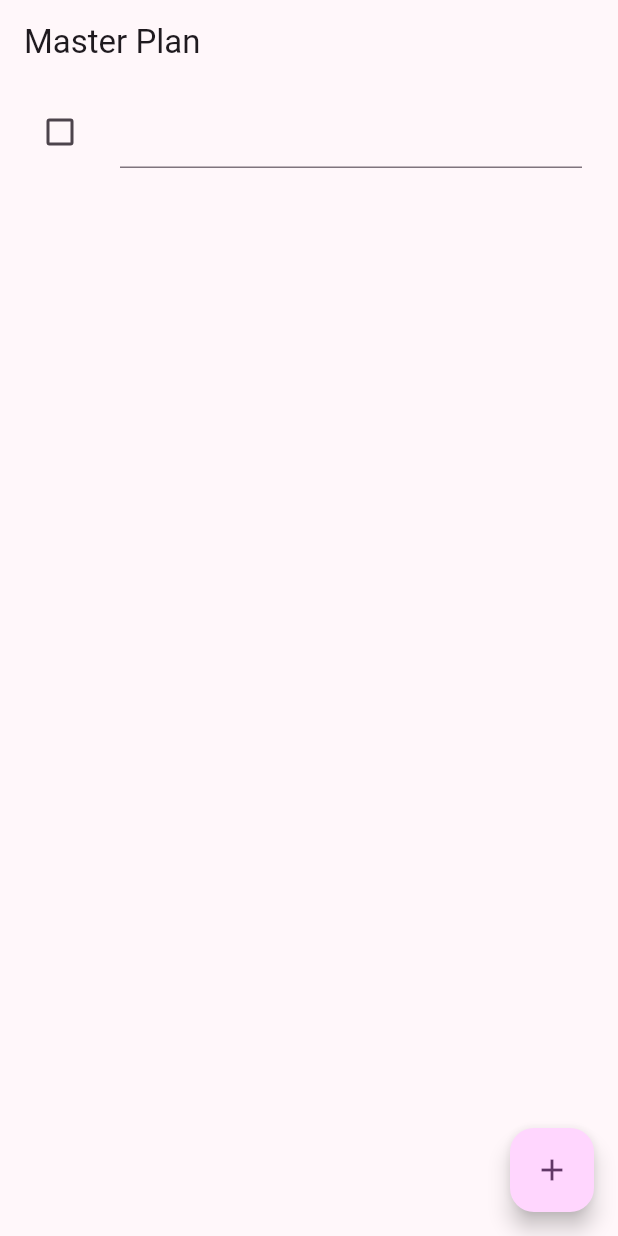
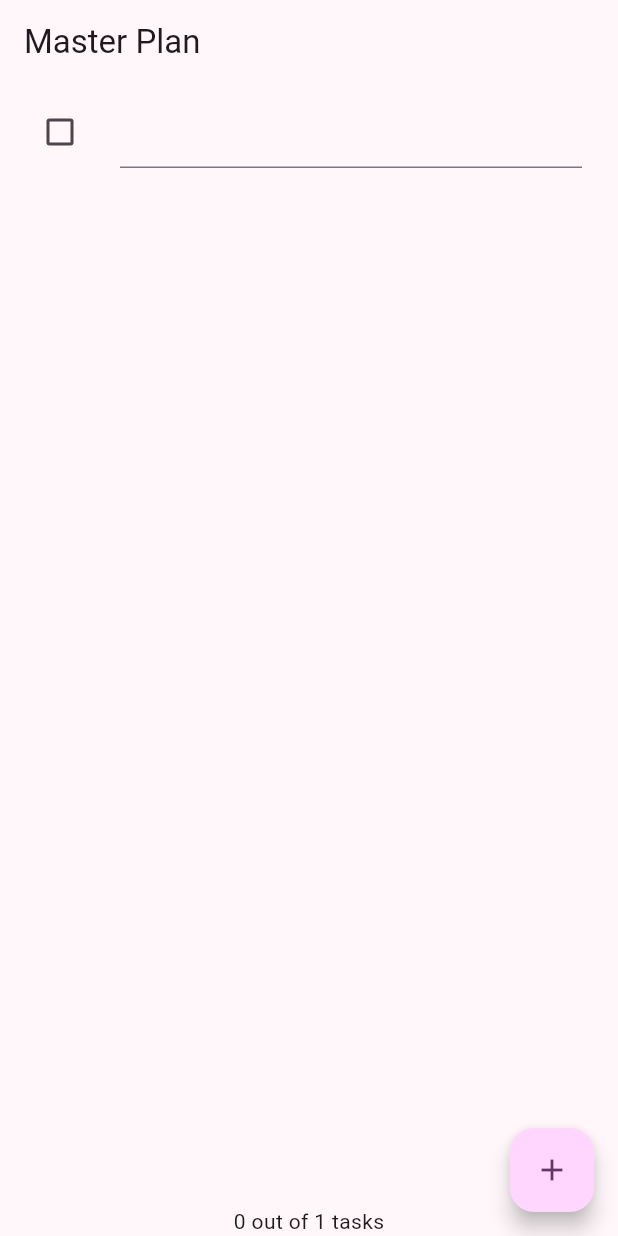
Before and after one commit to thisfren/Flutter-Cookbook, a Flutter app: the screen it shows after launch, after a tap on the "add" icon, on a phone screen of 412 x 824 dp. Run offline on Flutter 3.47's test engine with Material 3 defaults, Android fonts, the phone set to English and light mode, and no system bars; our stand-ins replace google_fonts.

```diff
--- a/Ch. 6/master_plan/lib/main.dart
+++ b/Ch. 6/master_plan/lib/main.dart
@@ -2,6 +2,7 @@
 
 import 'package:flutter/material.dart' show BuildContext, ColorScheme, Colors, MaterialApp, StatelessWidget, ThemeData, Widget, runApp;
 
+import 'package:master_plan/plan_provider.dart';
 import './views/plan_screen.dart';
 
 
@@ -15,7 +16,8 @@ class MasterPlanApp extends StatelessWidget {
   Widget build(BuildContext context) {
     return MaterialApp(
       theme: ThemeData(colorScheme: ColorScheme.fromSeed(seedColor: Colors.purple), useMaterial3: true),
-      home: PlanScreen()
+      // home: PlanScreen()
+      home: PlanProvider(child: PlanScreen())
     );
   }
 }
--- a/Ch. 6/master_plan/lib/models/plan.dart
+++ b/Ch. 6/master_plan/lib/models/plan.dart
@@ -8,4 +8,11 @@ import './task.dart';
 class Plan {
   String name = '';
   final List<Task> tasks = [];
+
+  int get completeCount => tasks
+    .where((task) => task.complete)
+    .length;
+
+  String get completenessMessage =>
+    '$completeCount out of ${tasks.length} tasks';
 }
--- /dev/null
+++ b/Ch. 6/master_plan/lib/plan_provider.dart
@@ -0,0 +1,55 @@
+// lib/plan_provider.dart
+/*
+ * Create a new file called plan_provider.dart for storing our plans.
+ * Place this file in the root of the project's lib directory.
+ * This widget extends InheritedWidget.
+ */
+
+import 'package:flutter/material.dart' show BuildContext, InheritedWidget, Widget;
+
+import './models/data_layer.dart';
+
+
+/*
+InheritedWidgets are some of the most fascinating widgets in the whole Flutter framework.
+Their job isn't to render anything on the screen, but to pass data down to lower widgets in the tree.
+Just like any other widget in Flutter, InheritedWidgets can also have child widgets.
+*/
+class PlanProvider extends InheritedWidget {
+  final plan = Plan(); // First, we define an object that will store the plans
+
+  /*
+  Then, we define a default unnamed constructor, which takes in a key and a child, and passes them to the superclass (super).
+  */
+  PlanProvider({
+    super.key,
+    required Widget child
+  }) : super(child: child);
+
+  /*
+  InheritedWidget is an abstract class, so you must implement the updateShouldNotify method.
+  Flutter calls this method whenever the widget is rebuilt.
+  In the updateShouldNotify method, you can look at the content of the old widget and determine if the child widgets need to be notified that the data has changed.
+  In our case, we just return false and opt-out of this functionality.
+  In most cases, it is rather unlikely that you need this method to return true.
+  */
+  @override
+  bool updateShouldNotify(InheritedWidget oldWidget) => false;
+
+  /*
+  To make the data accessible from anywhere in the app, we need to create our first of-context method.
+  */
+  static Plan? of(BuildContext context) {
+    /*
+    Here, you are using the context's dependOnInheritedWidgetOfExactType method to kick off the tree traversal process.
+    Flutter will start from the widget that owns this context and travel upward until it finds a PlanProvider.
+    An interesting side effect of this method is that after it is called, the originating widget is registered as a dependency.
+    This now creates a hard link between the child widget and PlanProvider.
+    The next time this method is called, there is no need to travel up the tree anymore; the child already knows where the data is and can retrieve it immediately.
+    This optimization makes it extremely fast, if not almost instant, to get the data from InheritedWidgets, no matter how deep the tree goes.
+    */
+    final provider =
+      context.dependOnInheritedWidgetOfExactType<PlanProvider>();
+    return provider?.plan;
+  }
+}
--- a/Ch. 6/master_plan/lib/views/plan_screen.dart
+++ b/Ch. 6/master_plan/lib/views/plan_screen.dart
@@ -1,6 +1,8 @@
 // lib/views/plan_screen.dart
 
-import 'package:flutter/material.dart' show AppBar, BuildContext, Checkbox, FloatingActionButton, FocusNode, FocusScope, Icon, Icons, ListTile, ListView, Scaffold, ScrollController, State, StatefulWidget, Text, TextField, Widget;
+import 'package:flutter/material.dart' show AppBar, BuildContext, Checkbox, Expanded, FloatingActionButton, FocusNode, FocusScope, Icon, Icons, ListTile, ListView, SafeArea, Scaffold, ScrollController, State, StatefulWidget, Text, TextField, TextFormField, Widget;
+import 'package:flutter/src/widgets/basic.dart';
+import 'package:master_plan/plan_provider.dart' show PlanProvider;
 
 import '../models/data_layer.dart';
 
@@ -11,7 +13,7 @@ class PlanScreen extends StatefulWidget {
 }
 
 class _PlanScreenState extends State<PlanScreen> {
-  final plan = Plan();
+  // final plan = Plan();
   late ScrollController scrollController;
 
   @override
@@ -25,18 +27,31 @@ class _PlanScreenState extends State<PlanScreen> {
 
   @override
   Widget build(BuildContext context) {
+    final plan = PlanProvider.of(context);
+
     return Scaffold(
       appBar: AppBar(title: Text('Master Plan')),
-      body: _buildList(),
+      body: Column(
+        children: [
+          Expanded(
+            child :_buildList()
+          ),
+          SafeArea(
+            child: Text(plan!.completenessMessage)
+          )
+        ],
+      ),
       floatingActionButton: _buildAddTaskButton()
     );
   }
 
   Widget _buildAddTaskButton() {
+    final plan = PlanProvider.of(context);
+
     return FloatingActionButton(
       onPressed: () {
         setState(() {
-          plan.tasks.add(Task());
+          plan!.tasks.add(Task());
         });
       },
       child: Icon(Icons.add)
@@ -44,9 +59,11 @@ class _PlanScreenState extends State<PlanScreen> {
   }
 
   Widget _buildList() {
+    final plan = PlanProvider.of(context);
+
     return ListView.builder( // The ListView widget (the view) queries the Plan class (the model) to figure out how many items there are
       controller: scrollController,
-      itemCount: plan.tasks.length,
+      itemCount: plan!.tasks.length,
       /*
       In the itemBuilder closure, we extract the specific Task that matches the item index and pass the entire model to the buildTaskTile method.
       */
@@ -69,6 +86,15 @@ class _PlanScreenState extends State<PlanScreen> {
           });
         }
       ),
+      title: TextFormField(
+        initialValue: task.description,
+        onFieldSubmitted: (text) {
+          setState(() {
+            task.description = text;
+          });
+        }
+      )
+    /*
       title: TextField(
         onChanged: (text) {
           setState(() {
@@ -76,6 +102,7 @@ class _PlanScreenState extends State<PlanScreen> {
           });
         }
       )
+    */
     );
   }
 
```
Also changed, not shown: 1 other file.
